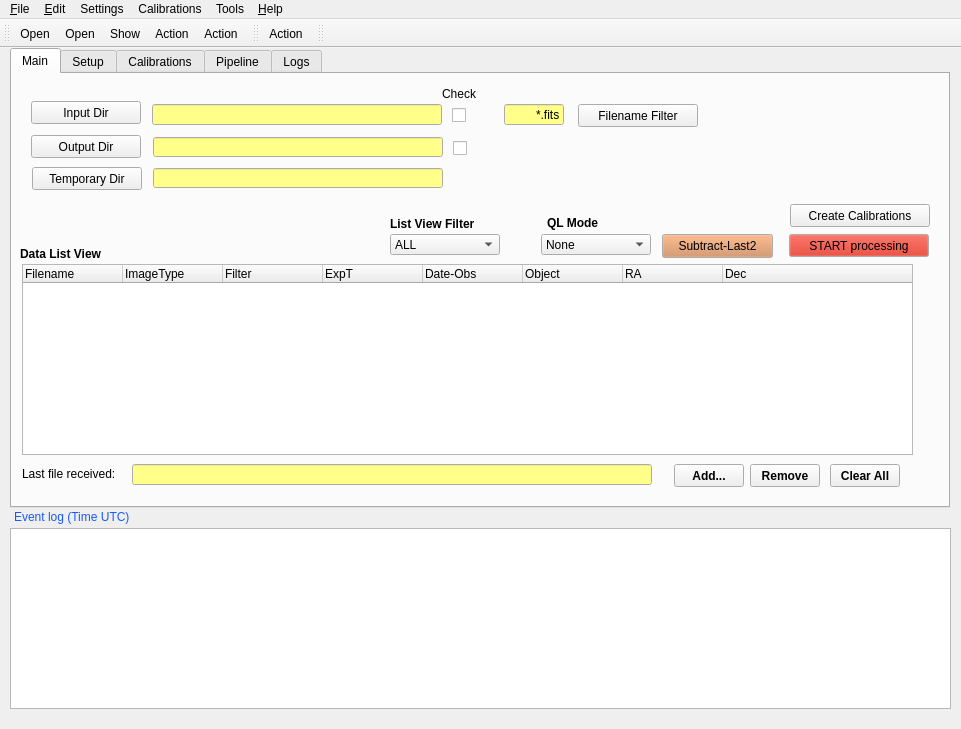
Qt form QL4/panicQL.ui (ppmim/PAPI) before a commit.
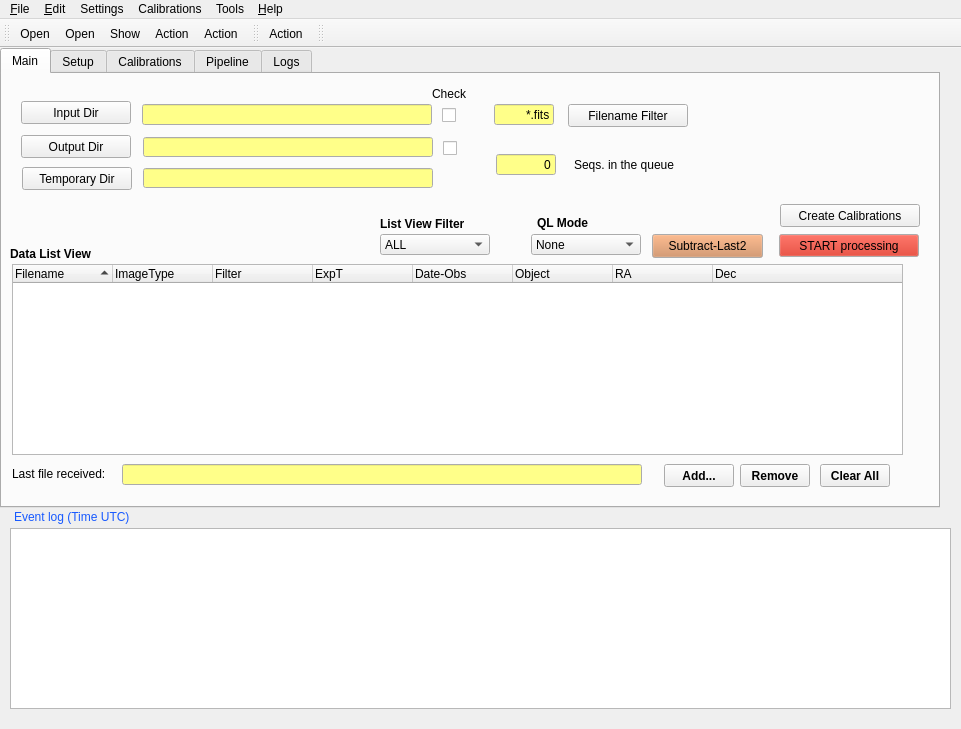
The same form after that commit. The open tabs and pages were chosen to show the change. Icons and pictures are not drawn.

Diff of the .ui file:
```diff
--- a/QL4/panicQL.ui
+++ b/QL4/panicQL.ui
@@ -33,7 +33,7 @@
    <widget class="QTabWidget" name="tabWidget3">
     <property name="geometry">
      <rect>
-      <x>10</x>
+      <x>0</x>
       <y>0</y>
       <width>940</width>
       <height>460</height>
@@ -808,6 +808,9 @@
       <property name="selectionMode">
        <enum>QAbstractItemView::ExtendedSelection</enum>
       </property>
+      <property name="sortingEnabled">
+       <bool>true</bool>
+      </property>
       <attribute name="headerStretchLastSection">
        <bool>true</bool>
       </attribute>
@@ -852,6 +855,75 @@
        </property>
       </column>
      </widget>
+     <widget class="QLineEdit" name="lineEdit_queue_size">
+      <property name="geometry">
+       <rect>
+        <x>494</x>
+        <y>80</y>
+        <width>60</width>
+        <height>21</height>
+       </rect>
+      </property>
+      <property name="palette">
+       <palette>
+        <active>
+         <colorrole role="Base">
+          <brush brushstyle="SolidPattern">
+           <color alpha="255">
+            <red>255</red>
+            <green>255</green>
+            <blue>137</blue>
+           </color>
+          </brush>
+         </colorrole>
+        </active>
+        <inactive>
+         <colorrole role="Base">
+          <brush brushstyle="SolidPattern">
+           <color alpha="255">
+            <red>255</red>
+            <green>255</green>
+            <blue>137</blue>
+           </color>
+          </brush>
+         </colorrole>
+        </inactive>
+        <disabled>
+         <colorrole role="Base">
+          <brush brushstyle="SolidPattern">
+           <color alpha="255">
+            <red>244</red>
+            <green>244</green>
+            <blue>244</blue>
+           </color>
+          </brush>
+         </colorrole>
+        </disabled>
+       </palette>
+      </property>
+      <property name="text">
+       <string>0</string>
+      </property>
+      <property name="alignment">
+       <set>Qt::AlignRight</set>
+      </property>
+      <property name="readOnly">
+       <bool>true</bool>
+      </property>
+     </widget>
+     <widget class="QLabel" name="label">
+      <property name="geometry">
+       <rect>
+        <x>572</x>
+        <y>81</y>
+        <width>120</width>
+        <height>20</height>
+       </rect>
+      </property>
+      <property name="text">
+       <string>Seqs. in the queue</string>
+      </property>
+     </widget>
     </widget>
     <widget class="QWidget" name="TabPage">
      <attribute name="title">
```
Left out of the diff: 72 changed lines with no effect on the pictures.
